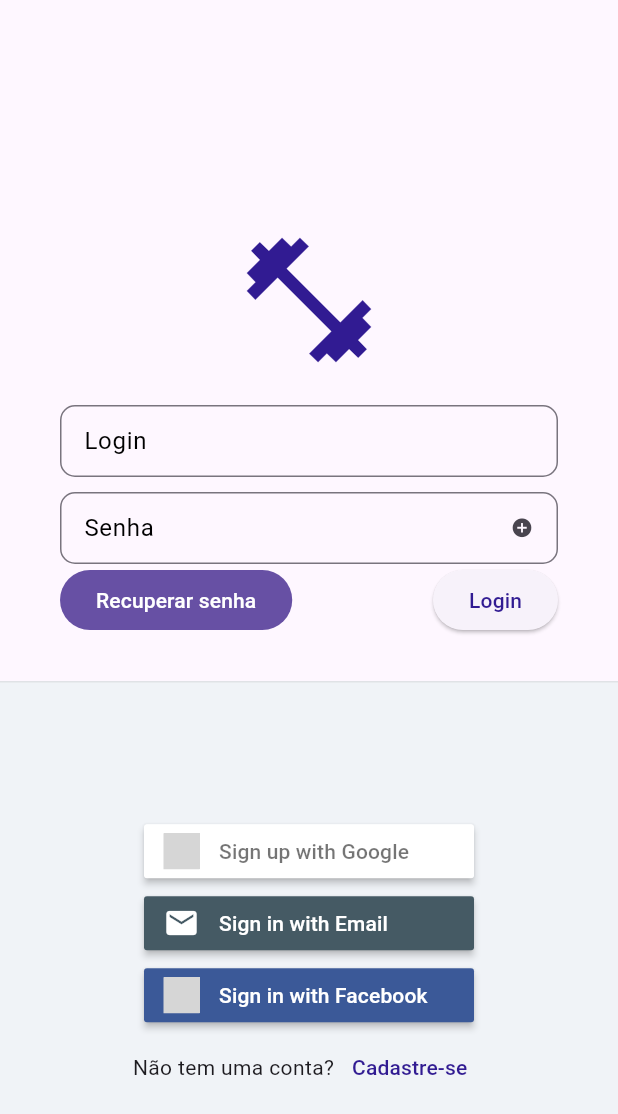
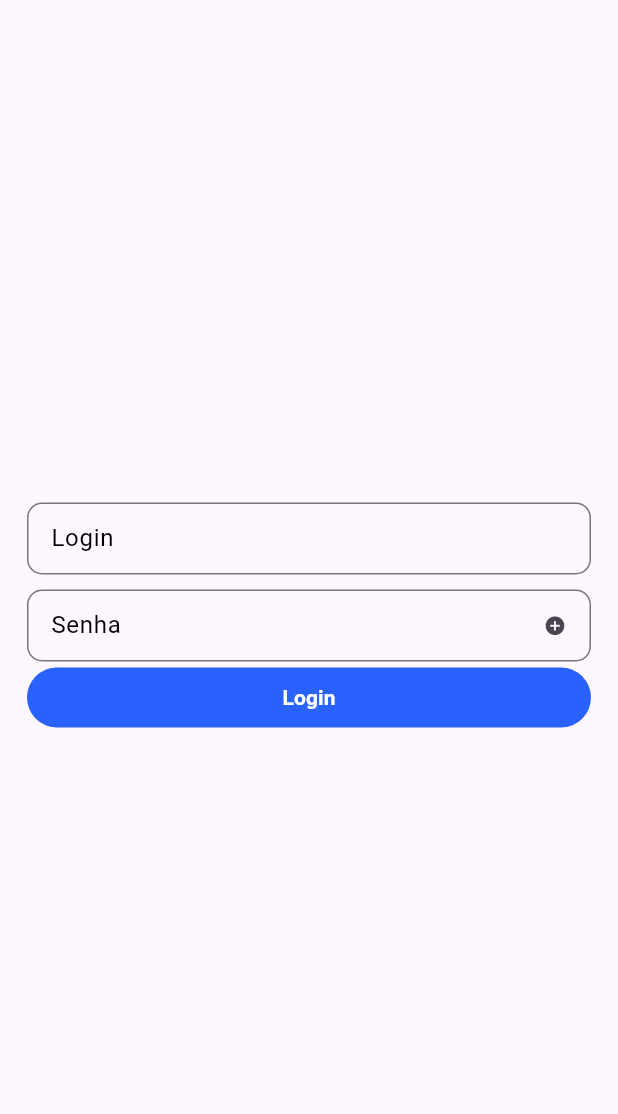
Before and after one commit to AugustoIseppe/flutter-java-spring-boot-workgym, a Flutter app: the screen it shows after launch, after a tap on "Login", on a phone screen of 412 x 824 dp. Shown: the top 1114 px of the screen. Run offline on Flutter 3.47's test engine with Material 3 defaults, Android fonts, the phone set to English and light mode, and no system bars; our stand-ins replace shared_preferences; missing offline and left inert: validatorless; network calls fail; grey boxes are pictures that could not be loaded.

Commit message:
refactor: up layout

```diff
--- a/mobile/workgym/lib/app/modules/auth/login/login_page.dart
+++ b/mobile/workgym/lib/app/modules/auth/login/login_page.dart
@@ -1,7 +1,4 @@
 import 'package:flutter/material.dart';
-import 'package:flutter_signin_button/button_builder.dart';
-import 'package:flutter_signin_button/button_list.dart';
-import 'package:flutter_signin_button/button_view.dart';
 import 'package:provider/provider.dart';
 // import 'package:provider/provider.dart';
 import 'package:validatorless/validatorless.dart';
@@ -24,32 +21,14 @@ class _LoginPageState extends State<LoginPage> {
   @override
   Widget build(BuildContext context) {
     return Scaffold(
-      body: LayoutBuilder(
-        builder: (context, constraints) {
-          return ConstrainedBox(
-            constraints: BoxConstraints(
-              minHeight: constraints.maxHeight,
-              minWidth: constraints.maxWidth,
-            ),
-            child: IntrinsicHeight(
-              child: Column(
-                mainAxisSize: MainAxisSize.min,
-                children: [
-                  const SizedBox(height: 150),
-                  // const TodoListLogo(),
-                  Icon(
-                    Icons.fitness_center,
-                    size: 100,
-                    color: Colors.deepPurple[900],
-                  ),
-                  Padding(
-                    padding: const EdgeInsets.symmetric(
-                      horizontal: 40,
-                      vertical: 20,
-                    ),
+      body: SafeArea(
         child: Form(
           key: _formKey,
+          child: Padding(
+            padding: const EdgeInsets.all(18.0),
             child: Column(
+              mainAxisAlignment: MainAxisAlignment.center,
+              crossAxisAlignment: CrossAxisAlignment.stretch,
               children: [
                 TodoListField(
                   focusNode: _emailFocus,
@@ -73,113 +52,32 @@ class _LoginPageState extends State<LoginPage> {
                     ),
                   ]),
                 ),
-                          Row(
-                            children: [
-                              FilledButton(
+                TextButton(
+                  style: ButtonStyle(
+                    backgroundColor: WidgetStateProperty.all(
+                      Colors.blueAccent.shade700,
+                    ),
+                  ),
                   onPressed: () {
-                                  // if (_emailEC.text.isNotEmpty) {
-                                  //   //Recuperar senha
-                                  //   context
-                                  //       .read<LoginController>()
-                                  //       .forgotPassword(
-                                  //         _emailEC.text,
-                                  //       );
-                                  // } else {
-                                  //   _emailFocus.requestFocus();
-                                  //   Messages.of(context).showError(
-                                  //     'Informe o email para recuperar a senha',
-                                  //   );
-                                  // }
-                                },
-                                child: const Text('Recuperar senha'),
-                              ),
-                              const Spacer(),
-                              ElevatedButton(
-                                // style: ButtonStyle(
-                                //   backgroundColor: WidgetStateProperty.all(
-                                //       context.primaryColorLight),
-                                // ),
-                                onPressed: () {
-                                  final formValid =
-                                      _formKey.currentState!.validate();
+                    final formValid = _formKey.currentState!.validate();
                     if (formValid) {
                       final email = _emailEC.text;
                       final password = _passwordEC.text;
-                                    context.read<LoginController>().login(
-                                      email,
-                                      password,
-                                    );
+                      context.read<LoginController>().login(email, password);
                     }
                   },
                   child: Text(
                     'Login',
                     style: TextStyle(
-                                    color: Colors.deepPurple[900],
-                                  ),
-                                ),
-                              ),
-                            ],
-                          ),
-                        ],
-                      ),
-                    ),
-                  ),
-                  const SizedBox(height: 10),
-                  Expanded(
-                    child: Container(
-                      decoration: BoxDecoration(
-                        color: const Color(0xffF0F3F7),
-                        border: Border(
-                          top: BorderSide(color: Colors.grey.withAlpha(50)),
-                        ),
-                      ),
-                      child: Column(
-                        mainAxisAlignment: MainAxisAlignment.center,
-                        children: [
-                          SignInButton(
-                            Buttons.Google,
-                            text: "Sign up with Google",
-                            onPressed: () {
-                              // context.read<LoginController>().googleLogin();
-                            },
-                          ),
-                          SignInButtonBuilder(
-                            text: 'Sign in with Email',
-                            icon: Icons.email,
-                            onPressed: () {},
-                            backgroundColor: Colors.blueGrey[700]!,
-                          ),
-                          SignInButton(
-                            Buttons.Facebook,
-                            mini: false,
-                            onPressed: () {},
-                          ),
-                          Row(
-                            mainAxisAlignment: MainAxisAlignment.center,
-                            children: [
-                              const Text('Não tem uma conta?'),
-                              TextButton(
-                                onPressed: () {
-                                  Navigator.pushNamed(context, '/register');
-                                },
-                                child: Text(
-                                  'Cadastre-se',
-                                  style: TextStyle(
-                                    color: Colors.deepPurple[900],
-                                  ),
-                                ),
-                              ),
-                            ],
-                          ),
-                        ],
+                      color: Colors.white,
+                      fontWeight: FontWeight.bold,
                     ),
                   ),
                 ),
               ],
             ),
           ),
-          );
-        },
+        ),
       ),
     );
   }
```
Lines whose indentation alone changed are shown as unchanged.
